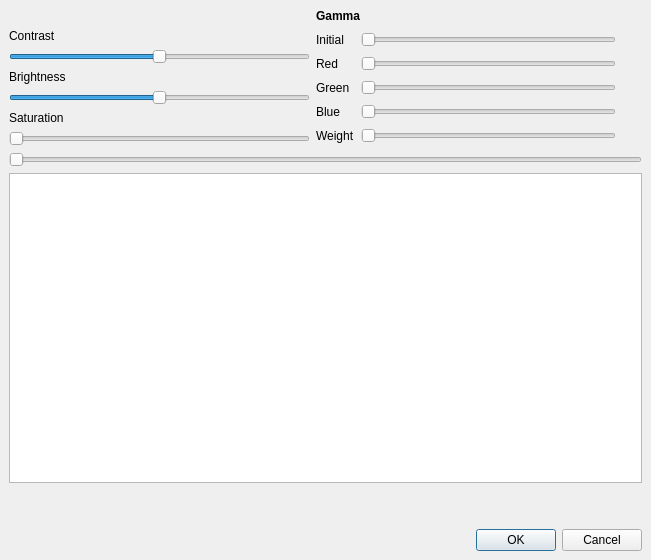
The window that branches/avidemux_2.5_branch_gruntster/plugins/ADM_videoFilters/Eq2/qt4/eq2.ui (BackupTheBerlios/avidemux-svn) describes before a commit, drawn with Qt 5.
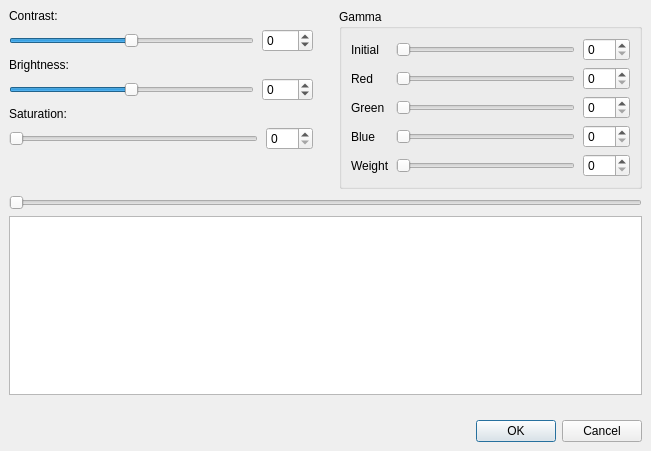
The same window after the commit.

Commit message: [filter] add spinboxes to Contrast and MPlayer eq2 configure windows for Qt

```diff
--- a/branches/avidemux_2.5_branch_gruntster/plugins/ADM_videoFilters/Eq2/qt4/eq2.ui
+++ b/branches/avidemux_2.5_branch_gruntster/plugins/ADM_videoFilters/Eq2/qt4/eq2.ui
@@ -6,52 +6,548 @@
     <x>0</x>
     <y>0</y>
     <width>651</width>
-    <height>560</height>
+    <height>451</height>
    </rect>
   </property>
   <property name="windowTitle" >
    <string>Contrast</string>
   </property>
-  <layout class="QGridLayout" >
-   <property name="leftMargin" >
+  <layout class="QVBoxLayout" >
+   <property name="margin" >
     <number>9</number>
    </property>
-   <property name="topMargin" >
-    <number>9</number>
-   </property>
-   <property name="rightMargin" >
-    <number>9</number>
-   </property>
-   <property name="bottomMargin" >
-    <number>9</number>
-   </property>
-   <property name="horizontalSpacing" >
+   <property name="spacing" >
     <number>6</number>
    </property>
-   <property name="verticalSpacing" >
-    <number>6</number>
-   </property>
-   <item row="5" column="0" colspan="3" >
-    <widget class="QDialogButtonBox" name="buttonBox" >
-     <property name="orientation" >
-      <enum>Qt::Horizontal</enum>
+   <item>
+    <layout class="QHBoxLayout" >
+     <property name="margin" >
+      <number>0</number>
      </property>
-     <property name="standardButtons" >
-      <set>QDialogButtonBox::Cancel|QDialogButtonBox::NoButton|QDialogButtonBox::Ok</set>
+     <property name="spacing" >
+      <number>6</number>
      </property>
-    </widget>
+     <item>
+      <layout class="QVBoxLayout" >
+       <property name="margin" >
+        <number>0</number>
+       </property>
+       <property name="spacing" >
+        <number>6</number>
+       </property>
+       <item>
+        <widget class="QLabel" name="label" >
+         <property name="text" >
+          <string>Contrast:</string>
+         </property>
+        </widget>
+       </item>
+       <item>
+        <layout class="QHBoxLayout" >
+         <property name="margin" >
+          <number>0</number>
+         </property>
+         <property name="spacing" >
+          <number>6</number>
+         </property>
+         <item>
+          <widget class="QSlider" name="horizontalSliderContrast" >
+           <property name="minimum" >
+            <number>-200</number>
+           </property>
+           <property name="maximum" >
+            <number>200</number>
+           </property>
+           <property name="orientation" >
+            <enum>Qt::Horizontal</enum>
+           </property>
+          </widget>
+         </item>
+         <item>
+          <spacer>
+           <property name="orientation" >
+            <enum>Qt::Horizontal</enum>
+           </property>
+           <property name="sizeType" >
+            <enum>QSizePolicy::Fixed</enum>
+           </property>
+           <property name="sizeHint" >
+            <size>
+             <width>2</width>
+             <height>20</height>
+            </size>
+           </property>
+          </spacer>
+         </item>
+         <item>
+          <widget class="QSpinBox" name="contrastSpinBox" >
+           <property name="maximum" >
+            <number>200</number>
+           </property>
+           <property name="minimum" >
+            <number>-200</number>
+           </property>
+          </widget>
+         </item>
+        </layout>
+       </item>
+       <item>
+        <widget class="QLabel" name="label_2" >
+         <property name="text" >
+          <string>Brightness:</string>
+         </property>
+        </widget>
+       </item>
+       <item>
+        <layout class="QHBoxLayout" >
+         <property name="margin" >
+          <number>0</number>
+         </property>
+         <property name="spacing" >
+          <number>6</number>
+         </property>
+         <item>
+          <widget class="QSlider" name="horizontalSliderBrightness" >
+           <property name="minimum" >
+            <number>-100</number>
+           </property>
+           <property name="maximum" >
+            <number>100</number>
+           </property>
+           <property name="orientation" >
+            <enum>Qt::Horizontal</enum>
+           </property>
+          </widget>
+         </item>
+         <item>
+          <spacer>
+           <property name="orientation" >
+            <enum>Qt::Horizontal</enum>
+           </property>
+           <property name="sizeType" >
+            <enum>QSizePolicy::Fixed</enum>
+           </property>
+           <property name="sizeHint" >
+            <size>
+             <width>2</width>
+             <height>20</height>
+            </size>
+           </property>
+          </spacer>
+         </item>
+         <item>
+          <widget class="QSpinBox" name="brightnessSpinBox" >
+           <property name="maximum" >
+            <number>100</number>
+           </property>
+           <property name="minimum" >
+            <number>-100</number>
+           </property>
+          </widget>
+         </item>
+        </layout>
+       </item>
+       <item>
+        <widget class="QLabel" name="label_3" >
+         <property name="text" >
+          <string>Saturation:</string>
+         </property>
+        </widget>
+       </item>
+       <item>
+        <layout class="QHBoxLayout" >
+         <property name="margin" >
+          <number>0</number>
+         </property>
+         <property name="spacing" >
+          <number>6</number>
+         </property>
+         <item>
+          <widget class="QSlider" name="horizontalSliderSaturation" >
+           <property name="maximum" >
+            <number>300</number>
+           </property>
+           <property name="orientation" >
+            <enum>Qt::Horizontal</enum>
+           </property>
+           <property name="tickInterval" >
+            <number>1</number>
+           </property>
+          </widget>
+         </item>
+         <item>
+          <spacer>
+           <property name="orientation" >
+            <enum>Qt::Horizontal</enum>
+           </property>
+           <property name="sizeType" >
+            <enum>QSizePolicy::Fixed</enum>
+           </property>
+           <property name="sizeHint" >
+            <size>
+             <width>2</width>
+             <height>20</height>
+            </size>
+           </property>
+          </spacer>
+         </item>
+         <item>
+          <widget class="QSpinBox" name="saturationSpinBox" >
+           <property name="maximum" >
+            <number>300</number>
+           </property>
+          </widget>
+         </item>
+        </layout>
+       </item>
+       <item>
+        <spacer>
+         <property name="orientation" >
+          <enum>Qt::Vertical</enum>
+         </property>
+         <property name="sizeHint" >
+          <size>
+           <width>20</width>
+           <height>1</height>
+          </size>
+         </property>
+        </spacer>
+       </item>
+      </layout>
+     </item>
+     <item>
+      <spacer>
+       <property name="orientation" >
+        <enum>Qt::Horizontal</enum>
+       </property>
+       <property name="sizeType" >
+        <enum>QSizePolicy::Fixed</enum>
+       </property>
+       <property name="sizeHint" >
+        <size>
+         <width>20</width>
+         <height>20</height>
+        </size>
+       </property>
+      </spacer>
+     </item>
+     <item>
+      <layout class="QVBoxLayout" >
+       <property name="margin" >
+        <number>0</number>
+       </property>
+       <property name="spacing" >
+        <number>6</number>
+       </property>
+       <item>
+        <widget class="QGroupBox" name="groupBox" >
+         <property name="title" >
+          <string>Gamma</string>
+         </property>
+         <layout class="QGridLayout" >
+          <property name="margin" >
+           <number>9</number>
+          </property>
+          <property name="spacing" >
+           <number>6</number>
+          </property>
+          <item row="0" column="1" >
+           <layout class="QHBoxLayout" >
+            <property name="margin" >
+             <number>0</number>
+            </property>
+            <property name="spacing" >
+             <number>6</number>
+            </property>
+            <item>
+             <widget class="QSlider" name="horizontalSliderInitial" >
+              <property name="maximum" >
+               <number>300</number>
+              </property>
+              <property name="orientation" >
+               <enum>Qt::Horizontal</enum>
+              </property>
+             </widget>
+            </item>
+            <item>
+             <spacer>
+              <property name="orientation" >
+               <enum>Qt::Horizontal</enum>
+              </property>
+              <property name="sizeType" >
+               <enum>QSizePolicy::Fixed</enum>
+              </property>
+              <property name="sizeHint" >
+               <size>
+                <width>2</width>
+                <height>20</height>
+               </size>
+              </property>
+             </spacer>
+            </item>
+            <item>
+             <widget class="QSpinBox" name="initialSpinBox" >
+              <property name="maximum" >
+               <number>300</number>
+              </property>
+             </widget>
+            </item>
+           </layout>
+          </item>
+          <item row="1" column="1" >
+           <layout class="QHBoxLayout" >
+            <property name="margin" >
+             <number>0</number>
+            </property>
+            <property name="spacing" >
+             <number>6</number>
+            </property>
+            <item>
+             <widget class="QSlider" name="horizontalSliderRed" >
+              <property name="maximum" >
+               <number>300</number>
+              </property>
+              <property name="orientation" >
+               <enum>Qt::Horizontal</enum>
+              </property>
+             </widget>
+            </item>
+            <item>
+             <spacer>
+              <property name="orientation" >
+               <enum>Qt::Horizontal</enum>
+              </property>
+              <property name="sizeType" >
+               <enum>QSizePolicy::Fixed</enum>
+              </property>
+              <property name="sizeHint" >
+               <size>
+                <width>2</width>
+                <height>20</height>
+               </size>
+              </property>
+             </spacer>
+            </item>
+            <item>
+             <widget class="QSpinBox" name="redSpinBox" >
+              <property name="maximum" >
+               <number>300</number>
+              </property>
+             </widget>
+            </item>
+           </layout>
+          </item>
+          <item row="2" column="1" >
+           <layout class="QHBoxLayout" >
+            <property name="margin" >
+             <number>0</number>
+            </property>
+            <property name="spacing" >
+             <number>6</number>
+            </property>
+            <item>
+             <widget class="QSlider" name="horizontalSliderGreen" >
+              <property name="maximum" >
+               <number>300</number>
+              </property>
+              <property name="orientation" >
+               <enum>Qt::Horizontal</enum>
+              </property>
+             </widget>
+            </item>
+            <item>
+             <spacer>
+              <property name="orientation" >
+               <enum>Qt::Horizontal</enum>
+              </property>
+              <property name="sizeType" >
+               <enum>QSizePolicy::Fixed</enum>
+              </property>
+              <property name="sizeHint" >
+               <size>
+                <width>2</width>
+                <height>20</height>
+               </size>
+              </property>
+             </spacer>
+            </item>
+            <item>
+             <widget class="QSpinBox" name="greenSpinBox" >
+              <property name="maximum" >
+               <number>300</number>
+              </property>
+             </widget>
+            </item>
+           </layout>
+          </item>
+          <item row="4" column="1" >
+           <layout class="QHBoxLayout" >
+            <property name="margin" >
+             <number>0</number>
+            </property>
+            <property name="spacing" >
+             <number>6</number>
+            </property>
+            <item>
+             <widget class="QSlider" name="horizontalSliderWeight" >
+              <property name="maximum" >
+               <number>300</number>
+              </property>
+              <property name="orientation" >
+               <enum>Qt::Horizontal</enum>
+              </property>
+             </widget>
+            </item>
+            <item>
+             <spacer>
+              <property name="orientation" >
+               <enum>Qt::Horizontal</enum>
+              </property>
+              <property name="sizeType" >
+               <enum>QSizePolicy::Fixed</enum>
+              </property>
+              <property name="sizeHint" >
+               <size>
+                <width>2</width>
+                <height>20</height>
+               </size>
+              </property>
+             </spacer>
+            </item>
+            <item>
+             <widget class="QSpinBox" name="weightSpinBox" >
+              <property name="maximum" >
+               <number>300</number>
+              </property>
+             </widget>
+            </item>
+           </layout>
+          </item>
+          <item row="3" column="1" >
+           <layout class="QHBoxLayout" >
+            <property name="margin" >
+             <number>0</number>
+            </property>
+            <property name="spacing" >
+             <number>6</number>
+            </property>
+            <item>
+             <widget class="QSlider" name="horizontalSliderBlue" >
+              <property name="maximum" >
+               <number>300</number>
+              </property>
+              <property name="orientation" >
+               <enum>Qt::Horizontal</enum>
+              </property>
+             </widget>
+            </item>
+            <item>
+             <spacer>
+              <property name="orientation" >
+               <enum>Qt::Horizontal</enum>
+              </property>
+              <property name="sizeType" >
+               <enum>QSizePolicy::Fixed</enum>
+              </property>
+              <property name="sizeHint" >
+               <size>
+                <width>2</width>
+                <height>20</height>
+               </size>
+              </property>
+             </spacer>
+            </item>
+            <item>
+             <widget class="QSpinBox" name="blueSpinBox" >
+              <property name="maximum" >
+               <number>300</number>
+              </property>
+             </widget>
+            </item>
+           </layout>
+          </item>
+          <item row="2" column="0" >
+           <widget class="QLabel" name="label_8" >
+            <property name="text" >
+             <string>Green</string>
+            </property>
+           </widget>
+          </item>
+          <item row="1" column="0" >
+           <widget class="QLabel" name="label_6" >
+            <property name="text" >
+             <string>Red</string>
+            </property>
+           </widget>
+          </item>
+          <item row="3" column="0" >
+           <widget class="QLabel" name="label_9" >
+            <property name="text" >
+             <string>Blue</string>
+            </property>
+           </widget>
+          </item>
+          <item row="4" column="0" >
+           <widget class="QLabel" name="label_7" >
+            <property name="text" >
+             <string>Weight</string>
+            </property>
+           </widget>
+          </item>
+          <item row="0" column="0" >
+           <widget class="QLabel" name="label_5" >
+            <property name="text" >
+             <string>Initial</string>
+            </property>
+           </widget>
+          </item>
+         </layout>
+        </widget>
+       </item>
+       <item>
+        <spacer>
+         <property name="orientation" >
+          <enum>Qt::Vertical</enum>
+         </property>
+         <property name="sizeHint" >
+          <size>
+           <width>20</width>
+           <height>1</height>
+          </size>
+         </property>
+        </spacer>
+       </item>
+      </layout>
+     </item>
+    </layout>
    </item>
-   <item row="2" column="0" colspan="3" >
+   <item>
     <widget class="QSlider" name="horizontalSlider" >
      <property name="orientation" >
       <enum>Qt::Horizontal</enum>
      </property>
     </widget>
    </item>
-   <item row="3" column="0" colspan="3" >
+   <item>
     <widget class="QGraphicsView" name="graphicsView" />
    </item>
-   <item row="4" column="2" >
+   <item>
+    <spacer>
+     <property name="orientation" >
+      <enum>Qt::Vertical</enum>
+     </property>
+     <property name="sizeType" >
+      <enum>QSizePolicy::Fixed</enum>
+     </property>
+     <property name="sizeHint" >
+      <size>
+       <width>20</width>
+       <height>16</height>
+      </size>
+     </property>
+    </spacer>
+   </item>
+   <item>
     <spacer>
      <property name="orientation" >
       <enum>Qt::Vertical</enum>
@@ -62,210 +558,21 @@
      <property name="sizeHint" >
       <size>
        <width>20</width>
-       <height>40</height>
+       <height>16</height>
       </size>
      </property>
     </spacer>
    </item>
-   <item row="0" column="1" >
-    <widget class="QLabel" name="label_4" >
-     <property name="text" >
-      <string>&lt;b>Gamma&lt;/b></string>
+   <item>
+    <widget class="QDialogButtonBox" name="buttonBox" >
+     <property name="orientation" >
+      <enum>Qt::Horizontal</enum>
      </property>
-     <property name="textFormat" >
-      <enum>Qt::RichText</enum>
+     <property name="standardButtons" >
+      <set>QDialogButtonBox::Cancel|QDialogButtonBox::NoButton|QDialogButtonBox::Ok</set>
      </property>
     </widget>
    </item>
-   <item row="1" column="0" >
-    <layout class="QGridLayout" >
-     <property name="leftMargin" >
-      <number>0</number>
-     </property>
-     <property name="topMargin" >
-      <number>0</number>
-     </property>
-     <property name="rightMargin" >
-      <number>0</number>
-     </property>
-     <property name="bottomMargin" >
-      <number>0</number>
-     </property>
-     <property name="horizontalSpacing" >
-      <number>6</number>
-     </property>
-     <property name="verticalSpacing" >
-      <number>6</number>
-     </property>
-     <item row="4" column="0" >
-      <widget class="QLabel" name="label_3" >
-       <property name="text" >
-        <string>Saturation</string>
-       </property>
-      </widget>
-     </item>
-     <item row="2" column="0" >
-      <widget class="QLabel" name="label_2" >
-       <property name="text" >
-        <string>Brightness</string>
-       </property>
-      </widget>
-     </item>
-     <item row="0" column="0" >
-      <widget class="QLabel" name="label" >
-       <property name="text" >
-        <string>Contrast</string>
-       </property>
-      </widget>
-     </item>
-     <item row="1" column="0" >
-      <widget class="QSlider" name="horizontalSliderContrast" >
-       <property name="minimum" >
-        <number>-200</number>
-       </property>
-       <property name="maximum" >
-        <number>200</number>
-       </property>
-       <property name="orientation" >
-        <enum>Qt::Horizontal</enum>
-       </property>
-      </widget>
-     </item>
-     <item row="3" column="0" >
-      <widget class="QSlider" name="horizontalSliderBrightness" >
-       <property name="minimum" >
-        <number>-100</number>
-       </property>
-       <property name="maximum" >
-        <number>100</number>
-       </property>
-       <property name="orientation" >
-        <enum>Qt::Horizontal</enum>
-       </property>
-      </widget>
-     </item>
-     <item row="5" column="0" >
-      <widget class="QSlider" name="horizontalSliderSaturation" >
-       <property name="maximum" >
-        <number>300</number>
-       </property>
-       <property name="orientation" >
-        <enum>Qt::Horizontal</enum>
-       </property>
-       <property name="tickInterval" >
-        <number>1</number>
-       </property>
-      </widget>
-     </item>
-    </layout>
-   </item>
-   <item row="1" column="1" >
-    <layout class="QGridLayout" >
-     <property name="leftMargin" >
-      <number>0</number>
-     </property>
-     <property name="topMargin" >
-      <number>0</number>
-     </property>
-     <property name="rightMargin" >
-      <number>0</number>
-     </property>
-     <property name="bottomMargin" >
-      <number>0</number>
-     </property>
-     <property name="horizontalSpacing" >
-      <number>6</number>
-     </property>
-     <property name="verticalSpacing" >
-      <number>6</number>
-     </property>
-     <item row="2" column="1" >
-      <widget class="QSlider" name="horizontalSliderGreen" >
-       <property name="maximum" >
-        <number>300</number>
-       </property>
-       <property name="orientation" >
-        <enum>Qt::Horizontal</enum>
-       </property>
-      </widget>
-     </item>
-     <item row="3" column="1" >
-      <widget class="QSlider" name="horizontalSliderBlue" >
-       <property name="maximum" >
-        <number>300</number>
-       </property>
-       <property name="orientation" >
-        <enum>Qt::Horizontal</enum>
-       </property>
-      </widget>
-     </item>
-     <item row="3" column="0" >
-      <widget class="QLabel" name="label_9" >
-       <property name="text" >
-        <string>Blue</string>
-       </property>
-      </widget>
-     </item>
-     <item row="1" column="0" >
-      <widget class="QLabel" name="label_6" >
-       <property name="text" >
-        <string>Red</string>
-       </property>
-      </widget>
-     </item>
-     <item row="0" column="0" >
-      <widget class="QLabel" name="label_5" >
-       <property name="text" >
-        <string>Initial</string>
-       </property>
-      </widget>
-     </item>
-     <item row="4" column="0" >
-      <widget class="QLabel" name="label_7" >
-       <property name="text" >
-        <string>Weight</string>
-       </property>
-      </widget>
-     </item>
-     <item row="1" column="1" >
-      <widget class="QSlider" name="horizontalSliderRed" >
-       <property name="maximum" >
-        <number>300</number>
-       </property>
-       <property name="orientation" >
-        <enum>Qt::Horizontal</enum>
-       </property>
-      </widget>
-     </item>
-     <item row="2" column="0" >
-      <widget class="QLabel" name="label_8" >
-       <property name="text" >
-        <string>Green</string>
-       </property>
-      </widget>
-     </item>
-     <item row="0" column="1" >
-      <widget class="QSlider" name="horizontalSliderInitial" >
-       <property name="maximum" >
-        <number>300</number>
-       </property>
-       <property name="orientation" >
-        <enum>Qt::Horizontal</enum>
-       </property>
-      </widget>
-     </item>
-     <item row="4" column="1" >
-      <widget class="QSlider" name="horizontalSliderWeight" >
-       <property name="maximum" >
-        <number>300</number>
-       </property>
-       <property name="orientation" >
-        <enum>Qt::Horizontal</enum>
-       </property>
-      </widget>
-     </item>
-    </layout>
-   </item>
   </layout>
  </widget>
  <resources/>
```
Left out of the diff: 279 changed lines with no effect on the pictures. The commit also changes 1 other file.
